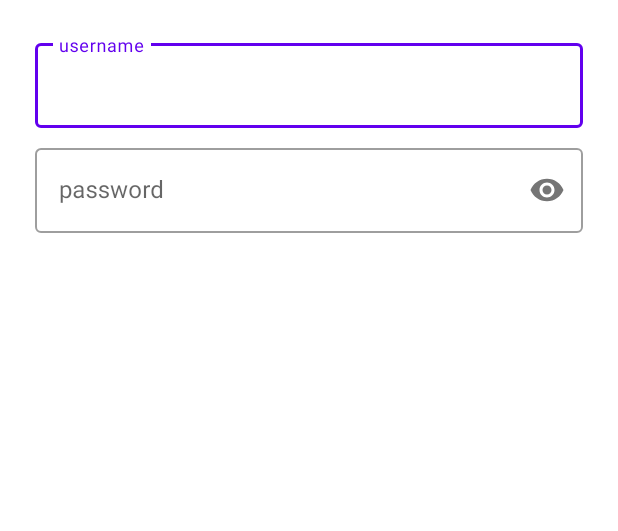
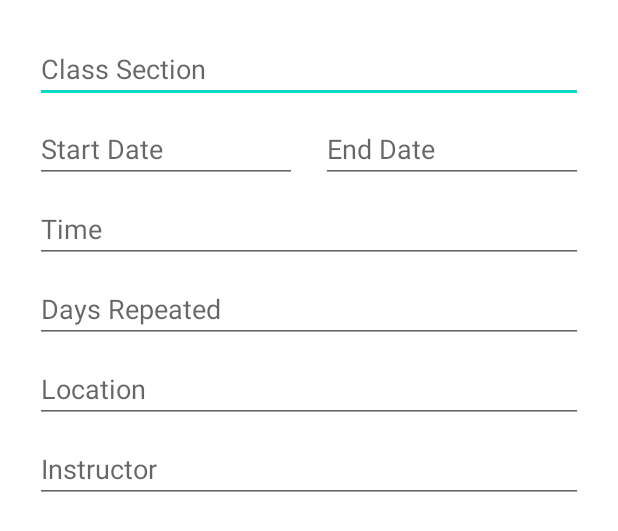
Before and after one commit to ND68/College-Scheduler, an Android app: the layout edit_popup.xml on its own in the app's theme, with its tools: preview values and no code run, on a phone screen of 412 x 824 dp. Shown: the top 531 px of the screen. Run offline under Robolectric (Android 15) with nearby library versions, the phone set to English and light mode, and no system bars.

Commit message:
Edit Classes Popup
long click listview item to bring up edit class popup, need to add functionality

```diff
--- a/app/src/main/java/com/example/collegescheduler/ui/classes/ClassesFragment.java
+++ b/app/src/main/java/com/example/collegescheduler/ui/classes/ClassesFragment.java
@@ -5,8 +5,10 @@ import android.os.Bundle;
 import android.view.LayoutInflater;
 import android.view.View;
 import android.view.ViewGroup;
+import android.widget.AdapterView;
 import android.widget.ArrayAdapter;
 import android.widget.Button;
+import android.widget.EditText;
 import android.widget.ListView;
 import android.widget.Toast;
 
@@ -20,7 +22,7 @@ import com.google.android.material.textfield.TextInputEditText;
 
 import java.util.ArrayList;
 
-public class ClassesFragment extends Fragment {
+public class ClassesFragment extends Fragment implements AdapterView.OnItemLongClickListener {
 
     private FragmentClassesBinding binding;
     ListView listView;
@@ -40,37 +42,34 @@ public class ClassesFragment extends Fragment {
         items.add("CS 2340\n1/8/24 - 4/28/24");
         adapter = new ArrayAdapter<>(getContext(), android.R.layout.simple_list_item_1, items);
         listView.setAdapter(adapter);
-
-        Button b = (Button) root.findViewById(R.id.button);
-        b.setOnClickListener(new View.OnClickListener() {
-            @Override
-            public void onClick(View v) {
-                editButtonPopup(v);
-            }
-        });
-
+        listView.setOnItemLongClickListener(this);
 
         return root;
     }
 
-    public void editButtonPopup(View view) {
+    public void editButtonPopup(View view, String details, int position) {
         LayoutInflater inflater = getLayoutInflater();
         View alertLayout = inflater.inflate(R.layout.edit_popup, null);
-        final TextInputEditText etUsername = alertLayout.findViewById(R.id.tiet_username);
-        final TextInputEditText etPassword = alertLayout.findViewById(R.id.tiet_password);
+        final EditText sectionInput = alertLayout.findViewById(R.id.editTextSectionCP);
+        final EditText dateStartInput = alertLayout.findViewById(R.id.editTextDateStartCP);
+        final EditText dateEndInput = alertLayout.findViewById(R.id.editTextDateEndCP);
+        final EditText timeInput = alertLayout.findViewById(R.id.editTextTimeCP);
+        final EditText daysInput = alertLayout.findViewById(R.id.editTextDaysCP);
+        final EditText locationInput = alertLayout.findViewById(R.id.editTextLocationCP);
+        final EditText instructorInput = alertLayout.findViewById(R.id.editTextInstructorCP);
 
         AlertDialog.Builder alert = new AlertDialog.Builder(getContext());
-        alert.setTitle("Login");
+        alert.setTitle("Edit Class");
         // this is set the view from XML inside AlertDialog
         alert.setView(alertLayout);
         // disallow cancel of AlertDialog on click of back button and outside touch
         alert.setCancelable(false);
         alert.setNegativeButton("Cancel", (dialog, which) -> Toast.makeText(getContext(), "Cancel clicked", Toast.LENGTH_SHORT).show());
 
-        alert.setPositiveButton("Done", (dialog, which) -> {
-            String user = etUsername.getText().toString();
-            String pass = etPassword.getText().toString();
-            Toast.makeText(getContext(), "Username: " + user + " Password: " + pass, Toast.LENGTH_LONG).show();
+        alert.setPositiveButton("Edit", (dialog, which) -> {
+            String user = sectionInput.getText().toString();
+            String pass = instructorInput.getText().toString();
+            Toast.makeText(getContext(), "Class Edited", Toast.LENGTH_LONG).show();
         });
         AlertDialog dialog = alert.create();
         dialog.show();
@@ -80,4 +79,12 @@ public class ClassesFragment extends Fragment {
         super.onDestroyView();
         binding = null;
     }
+
+    @Override
+    public boolean onItemLongClick(AdapterView<?> parent, View view, int position, long id) {
+        String classDetails = items.get(position);
+        editButtonPopup(view, classDetails, position);
+
+        return false;
+    }
 }
--- a/app/src/main/res/layout/edit_popup.xml
+++ b/app/src/main/res/layout/edit_popup.xml
@@ -5,45 +5,91 @@
     android:layout_height="match_parent"
     android:padding="15dp">
 
-    <com.google.android.material.textfield.TextInputLayout
-        android:id="@+id/til_username"
-        style="@style/Widget.MaterialComponents.TextInputLayout.OutlinedBox"
+    <EditText
+        android:id="@+id/editTextSectionCP"
         android:layout_width="0dp"
         android:layout_height="wrap_content"
         android:layout_marginStart="8dp"
         android:layout_marginTop="8dp"
         android:layout_marginEnd="8dp"
-        android:hint="username"
+        android:hint="@string/class_name_and_section"
         app:layout_constraintEnd_toEndOf="parent"
         app:layout_constraintStart_toStartOf="parent"
         app:layout_constraintTop_toTopOf="parent">
-
-        <com.google.android.material.textfield.TextInputEditText
-            android:id="@+id/tiet_username"
-            android:layout_width="match_parent"
-            android:layout_height="wrap_content"
-            android:singleLine="true" />
-    </com.google.android.material.textfield.TextInputLayout>
-
-    <com.google.android.material.textfield.TextInputLayout
-        android:id="@+id/til_password"
-        style="@style/Widget.MaterialComponents.TextInputLayout.OutlinedBox"
+    </EditText>
+    <EditText
+        android:id="@+id/editTextDateStartCP"
         android:layout_width="0dp"
         android:layout_height="wrap_content"
         android:layout_marginStart="8dp"
         android:layout_marginTop="8dp"
         android:layout_marginEnd="8dp"
-        android:hint="password"
+        android:hint="@string/start_date"
+        android:inputType="date"
+        app:layout_constraintEnd_toStartOf="@id/editTextDateEndCP"
+        app:layout_constraintStart_toStartOf="parent"
+        app:layout_constraintTop_toBottomOf="@id/editTextSectionCP">
+    </EditText>
+    <EditText
+        android:id="@+id/editTextDateEndCP"
+        android:layout_width="0dp"
+        android:layout_height="wrap_content"
+        android:layout_marginStart="8dp"
+        android:layout_marginTop="8dp"
+        android:layout_marginEnd="8dp"
+        android:hint="@string/end_date"
+        android:inputType="date"
+        app:layout_constraintEnd_toEndOf="parent"
+        app:layout_constraintStart_toEndOf="@id/editTextDateStartCP"
+        app:layout_constraintTop_toBottomOf="@id/editTextSectionCP">
+    </EditText>
+    <EditText
+        android:id="@+id/editTextTimeCP"
+        android:layout_width="0dp"
+        android:layout_height="wrap_content"
+        android:layout_marginStart="8dp"
+        android:layout_marginTop="8dp"
+        android:layout_marginEnd="8dp"
+        android:hint="@string/time"
+        android:inputType="time"
         app:layout_constraintEnd_toEndOf="parent"
         app:layout_constraintStart_toStartOf="parent"
-        app:layout_constraintTop_toBottomOf="@+id/til_username"
-        app:passwordToggleEnabled="true">
-
-        <com.google.android.material.textfield.TextInputEditText
-            android:id="@+id/tiet_password"
-            android:layout_width="match_parent"
-            android:layout_height="wrap_content"
-            android:inputType="textPassword"
-            android:singleLine="true" />
-    </com.google.android.material.textfield.TextInputLayout>
+        app:layout_constraintTop_toBottomOf="@id/editTextDateStartCP">
+    </EditText>
+    <EditText
+        android:id="@+id/editTextDaysCP"
+        android:layout_width="0dp"
+        android:layout_height="wrap_content"
+        android:layout_marginStart="8dp"
+        android:layout_marginTop="8dp"
+        android:layout_marginEnd="8dp"
+        android:hint="@string/days_repeated"
+        app:layout_constraintEnd_toEndOf="parent"
+        app:layout_constraintStart_toStartOf="parent"
+        app:layout_constraintTop_toBottomOf="@id/editTextTimeCP">
+    </EditText>
+    <EditText
+        android:id="@+id/editTextLocationCP"
+        android:layout_width="0dp"
+        android:layout_height="wrap_content"
+        android:layout_marginStart="8dp"
+        android:layout_marginTop="8dp"
+        android:layout_marginEnd="8dp"
+        android:hint="@string/location"
+        app:layout_constraintEnd_toEndOf="parent"
+        app:layout_constraintStart_toStartOf="parent"
+        app:layout_constraintTop_toBottomOf="@id/editTextDaysCP">
+    </EditText>
+    <EditText
+        android:id="@+id/editTextInstructorCP"
+        android:layout_width="0dp"
+        android:layout_height="wrap_content"
+        android:layout_marginStart="8dp"
+        android:layout_marginTop="8dp"
+        android:layout_marginEnd="8dp"
+        android:hint="@string/instructor"
+        app:layout_constraintEnd_toEndOf="parent"
+        app:layout_constraintStart_toStartOf="parent"
+        app:layout_constraintTop_toBottomOf="@id/editTextLocationCP">
+    </EditText>
 </androidx.constraintlayout.widget.ConstraintLayout>
--- a/app/src/main/res/layout/fragment_classes.xml
+++ b/app/src/main/res/layout/fragment_classes.xml
@@ -106,7 +106,7 @@
                 android:inputType="text" />
 
             <Button
-                android:id="@+id/button"
+                android:id="@+id/confirmEdit"
                 android:layout_width="match_parent"
                 android:layout_height="wrap_content"
                 android:text="Button" />
```
